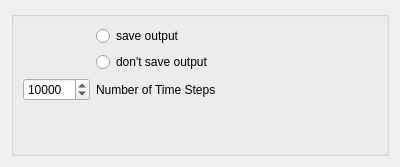
This is src/Interface/Modules/ParticleInCell/PIConGPUDialog.ui in SCIInstitute/SCIRun as Qt 5 draws it before an edit. The edited form follows.
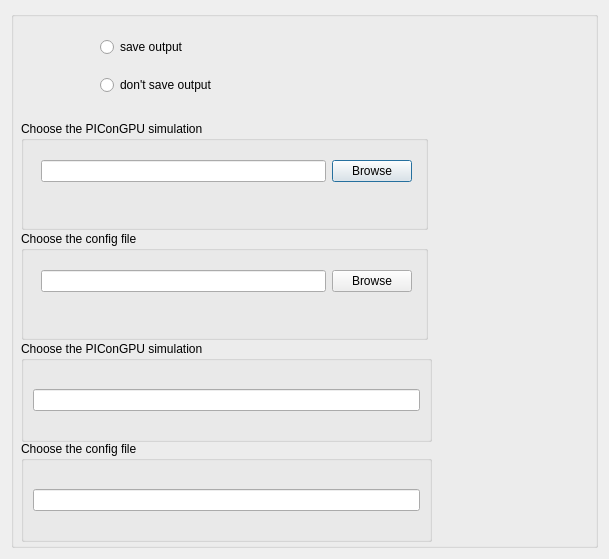
This is the edited form.

Commit message:
Failed UI implementation
Compile fails on line 54 in PIConGPUDialoc.cc
I can't figure out how to properly reference the FormatString variable.

```diff
--- a/src/Interface/Modules/ParticleInCell/PIConGPUDialog.ui
+++ b/src/Interface/Modules/ParticleInCell/PIConGPUDialog.ui
@@ -6,8 +6,8 @@
    <rect>
     <x>0</x>
     <y>0</y>
-    <width>400</width>
-    <height>167</height>
+    <width>609</width>
+    <height>559</height>
    </rect>
   </property>
   <property name="sizePolicy">
@@ -31,42 +31,170 @@
      <property name="title">
       <string/>
      </property>
-     <layout class="QFormLayout" name="formLayout">
-      <property name="fieldGrowthPolicy">
-       <enum>QFormLayout::FieldsStayAtSizeHint</enum>
+     <widget class="QRadioButton" name="savedataButton_">
+      <property name="geometry">
+       <rect>
+        <x>89</x>
+        <y>25</y>
+        <width>95</width>
+        <height>22</height>
+       </rect>
       </property>
-      <item row="0" column="1">
-       <widget class="QRadioButton" name="savedataButton_">
-        <property name="text">
-         <string>save output</string>
-        </property>
-       </widget>
-      </item>
-      <item row="1" column="1">
-       <widget class="QRadioButton" name="dontsavedataButton_">
-        <property name="text">
-         <string>don't save output</string>
-        </property>
-       </widget>
-      </item>
-      <item row="2" column="1">
-       <widget class="QLabel" name="label">
-        <property name="text">
-         <string>Number of Time Steps</string>
-        </property>
-       </widget>
-      </item>
-      <item row="2" column="0">
-       <widget class="QSpinBox" name="NumTimeStepsSpinBox_">
-        <property name="maximum">
-         <number>100000</number>
-        </property>
-        <property name="value">
-         <number>10000</number>
-        </property>
-       </widget>
-      </item>
-     </layout>
+      <property name="text">
+       <string>save output</string>
+      </property>
+     </widget>
+     <widget class="QRadioButton" name="dontsavedataButton_">
+      <property name="geometry">
+       <rect>
+        <x>89</x>
+        <y>63</y>
+        <width>129</width>
+        <height>22</height>
+       </rect>
+      </property>
+      <property name="text">
+       <string>don't save output</string>
+      </property>
+     </widget>
+     <widget class="QGroupBox" name="groupBox_2">
+      <property name="geometry">
+       <rect>
+        <x>10</x>
+        <y>110</y>
+        <width>407</width>
+        <height>109</height>
+       </rect>
+      </property>
+      <property name="title">
+       <string>Choose the PIConGPU simulation</string>
+      </property>
+      <widget class="QWidget" name="layoutWidget">
+       <property name="geometry">
+        <rect>
+         <x>20</x>
+         <y>30</y>
+         <width>371</width>
+         <height>41</height>
+        </rect>
+       </property>
+       <layout class="QHBoxLayout" name="horizontalLayout">
+        <item>
+         <widget class="QLineEdit" name="fileNameLineEdit_">
+          <property name="minimumSize">
+           <size>
+            <width>0</width>
+            <height>22</height>
+           </size>
+          </property>
+          <property name="dragEnabled">
+           <bool>false</bool>
+          </property>
+          <property name="readOnly">
+           <bool>false</bool>
+          </property>
+         </widget>
+        </item>
+        <item>
+         <widget class="QPushButton" name="openFileButton_">
+          <property name="text">
+           <string>Browse</string>
+          </property>
+          <property name="checkable">
+           <bool>false</bool>
+          </property>
+         </widget>
+        </item>
+       </layout>
+      </widget>
+     </widget>
+     <widget class="QGroupBox" name="groupBox_3">
+      <property name="geometry">
+       <rect>
+        <x>10</x>
+        <y>220</y>
+        <width>407</width>
+        <height>109</height>
+       </rect>
+      </property>
+      <property name="title">
+       <string>Choose the config file</string>
+      </property>
+      <widget class="QWidget" name="layoutWidget_2">
+       <property name="geometry">
+        <rect>
+         <x>20</x>
+         <y>30</y>
+         <width>371</width>
+         <height>41</height>
+        </rect>
+       </property>
+       <layout class="QHBoxLayout" name="horizontalLayout_2">
+        <item>
+         <widget class="QLineEdit" name="fileNameLineEdit_1">
+          <property name="minimumSize">
+           <size>
+            <width>0</width>
+            <height>22</height>
+           </size>
+          </property>
+          <property name="dragEnabled">
+           <bool>false</bool>
+          </property>
+          <property name="readOnly">
+           <bool>false</bool>
+          </property>
+         </widget>
+        </item>
+        <item>
+         <widget class="QPushButton" name="openFileButton_1">
+          <property name="text">
+           <string>Browse</string>
+          </property>
+          <property name="checkable">
+           <bool>false</bool>
+          </property>
+         </widget>
+        </item>
+       </layout>
+      </widget>
+     </widget>
+     <widget class="QGroupBox" name="groupBox_4">
+      <property name="geometry">
+       <rect>
+        <x>10</x>
+        <y>330</y>
+        <width>411</width>
+        <height>101</height>
+       </rect>
+      </property>
+      <property name="title">
+       <string>Choose the PIConGPU simulation</string>
+      </property>
+      <layout class="QVBoxLayout" name="verticalLayout_2">
+       <item>
+        <widget class="QLineEdit" name="inputstring_"/>
+       </item>
+      </layout>
+     </widget>
+     <widget class="QGroupBox" name="groupBox_5">
+      <property name="geometry">
+       <rect>
+        <x>10</x>
+        <y>430</y>
+        <width>411</width>
+        <height>101</height>
+       </rect>
+      </property>
+      <property name="title">
+       <string>Choose the config file</string>
+      </property>
+      <layout class="QVBoxLayout" name="verticalLayout_3">
+       <item>
+        <widget class="QLineEdit" name="inputstring_1"/>
+       </item>
+      </layout>
+     </widget>
     </widget>
    </item>
   </layout>
```
The commit also changes 5 other files.
